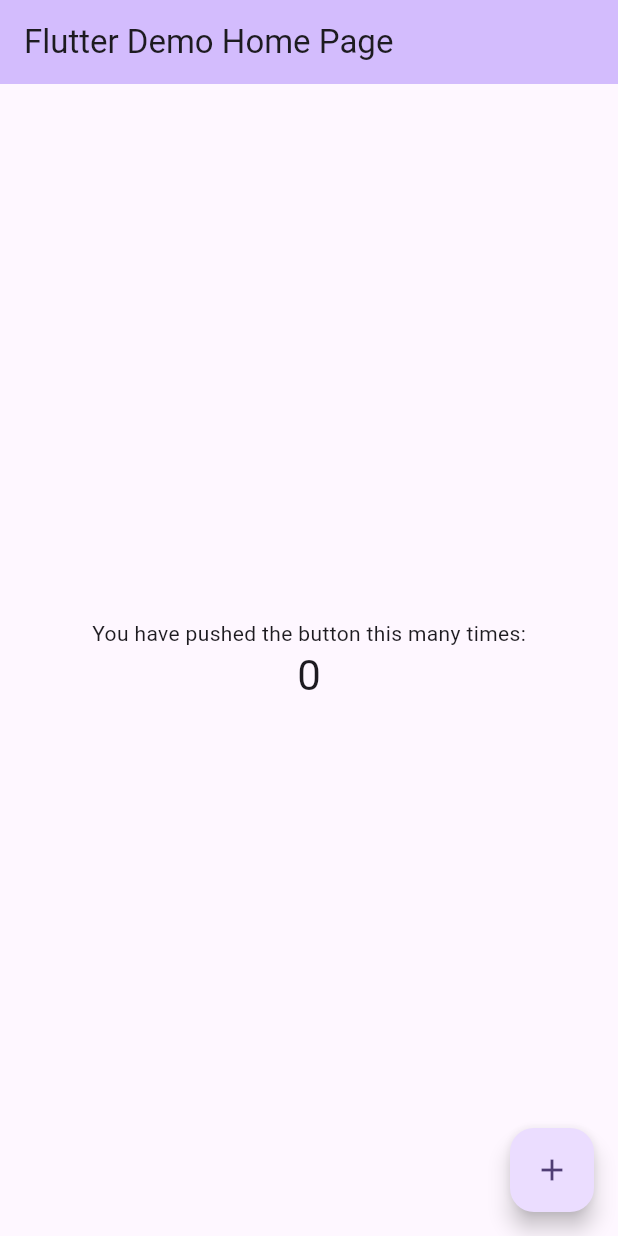
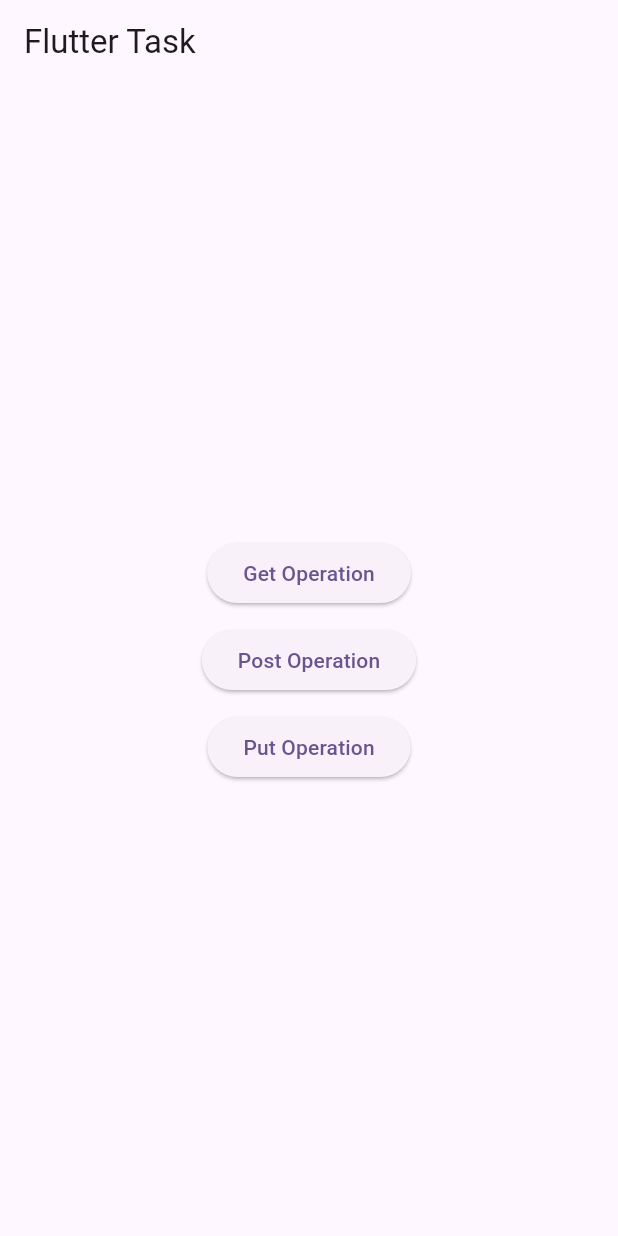
Before and after one commit to taufiqelahi/flutter_task, a Flutter app: the screen it shows after launch, on a phone screen of 412 x 824 dp. Run offline on Flutter 3.47's test engine with Material 3 defaults, Android fonts, the phone set to English and light mode, and no system bars.

Commit message:
added dashboard screen with three task button

```diff
--- /dev/null
+++ b/lib/dashboard_screen.dart
@@ -0,0 +1,30 @@
+import 'package:flutter/material.dart';
+
+class DashboardScreen extends StatelessWidget {
+  const DashboardScreen({super.key});
+
+  @override
+  Widget build(BuildContext context) {
+    return Scaffold(
+      appBar: AppBar(
+        title: Text('Flutter Task'),
+      ),
+      body: Center(
+        child: Column(
+          mainAxisSize: MainAxisSize.min,
+          children: [
+            ElevatedButton(onPressed: (){}, child: Text('Get Operation')),
+            SizedBox(height: 10,),
+            ElevatedButton(onPressed: (){}, child: Text('Post Operation')),
+            SizedBox(height: 10,),
+
+            ElevatedButton(onPressed: (){}, child: Text('Put Operation')),
+
+
+          ],
+
+        ),
+      ),
+    );
+  }
+}
--- a/lib/main.dart
+++ b/lib/main.dart
@@ -1,4 +1,5 @@
 import 'package:flutter/material.dart';
+import 'package:flutter_task/dashboard_screen.dart';
 
 void main() {
   runApp(const MyApp());
@@ -31,95 +32,7 @@ class MyApp extends StatelessWidget {
         colorScheme: ColorScheme.fromSeed(seedColor: Colors.deepPurple),
         useMaterial3: true,
       ),
-      home: const MyHomePage(title: 'Flutter Demo Home Page'),
+      home: DashboardScreen()
     );
   }
 }
-
-class MyHomePage extends StatefulWidget {
-  const MyHomePage({super.key, required this.title});
-
-  // This widget is the home page of your application. It is stateful, meaning
-  // that it has a State object (defined below) that contains fields that affect
-  // how it looks.
-
-  // This class is the configuration for the state. It holds the values (in this
-  // case the title) provided by the parent (in this case the App widget) and
-  // used by the build method of the State. Fields in a Widget subclass are
-  // always marked "final".
-
-  final String title;
-
-  @override
-  State<MyHomePage> createState() => _MyHomePageState();
-}
-
-class _MyHomePageState extends State<MyHomePage> {
-  int _counter = 0;
-
-  void _incrementCounter() {
-    setState(() {
-      // This call to setState tells the Flutter framework that something has
-      // changed in this State, which causes it to rerun the build method below
-      // so that the display can reflect the updated values. If we changed
-      // _counter without calling setState(), then the build method would not be
-      // called again, and so nothing would appear to happen.
-      _counter++;
-    });
-  }
-
-  @override
-  Widget build(BuildContext context) {
-    // This method is rerun every time setState is called, for instance as done
-    // by the _incrementCounter method above.
-    //
-    // The Flutter framework has been optimized to make rerunning build methods
-    // fast, so that you can just rebuild anything that needs updating rather
-    // than having to individually change instances of widgets.
-    return Scaffold(
-      appBar: AppBar(
-        // TRY THIS: Try changing the color here to a specific color (to
-        // Colors.amber, perhaps?) and trigger a hot reload to see the AppBar
-        // change color while the other colors stay the same.
-        backgroundColor: Theme.of(context).colorScheme.inversePrimary,
-        // Here we take the value from the MyHomePage object that was created by
-        // the App.build method, and use it to set our appbar title.
-        title: Text(widget.title),
-      ),
-      body: Center(
-        // Center is a layout widget. It takes a single child and positions it
-        // in the middle of the parent.
-        child: Column(
-          // Column is also a layout widget. It takes a list of children and
-          // arranges them vertically. By default, it sizes itself to fit its
-          // children horizontally, and tries to be as tall as its parent.
-          //
-          // Column has various properties to control how it sizes itself and
-          // how it positions its children. Here we use mainAxisAlignment to
-          // center the children vertically; the main axis here is the vertical
-          // axis because Columns are vertical (the cross axis would be
-          // horizontal).
-          //
-          // TRY THIS: Invoke "debug painting" (choose the "Toggle Debug Paint"
-          // action in the IDE, or press "p" in the console), to see the
-          // wireframe for each widget.
-          mainAxisAlignment: MainAxisAlignment.center,
-          children: <Widget>[
-            const Text(
-              'You have pushed the button this many times:',
-            ),
-            Text(
-              '$_counter',
-              style: Theme.of(context).textTheme.headlineMedium,
-            ),
-          ],
-        ),
-      ),
-      floatingActionButton: FloatingActionButton(
-        onPressed: _incrementCounter,
-        tooltip: 'Increment',
-        child: const Icon(Icons.add),
-      ), // This trailing comma makes auto-formatting nicer for build methods.
-    );
-  }
-}
```
